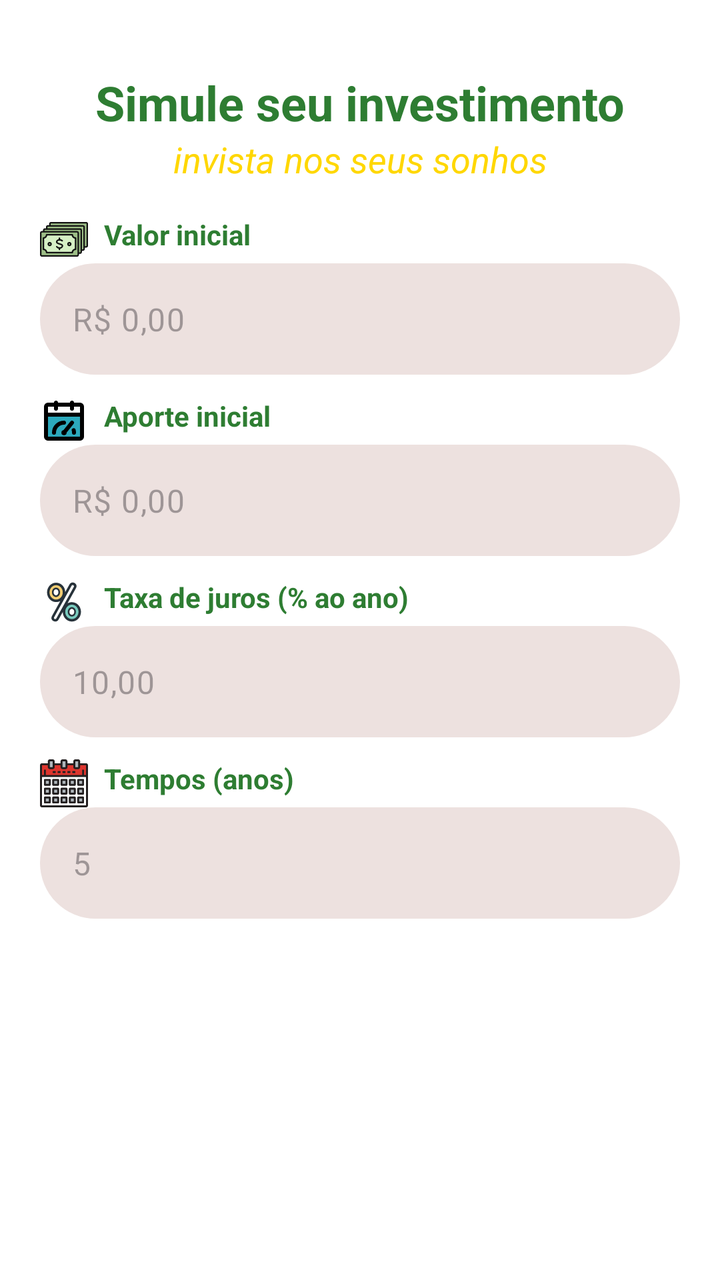
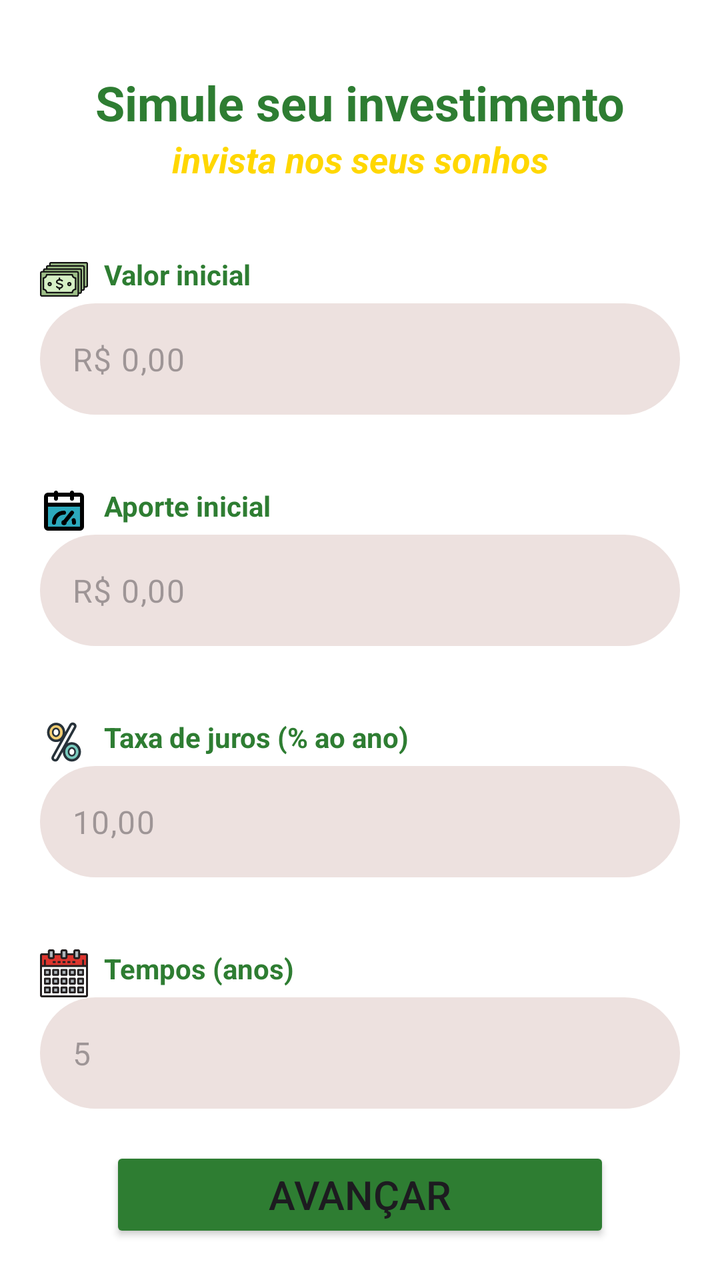

An Android layout rendered at two revisions. The XML below is the earlier revision; the diff shows what the commit changed to produce the second picture.
<!-- AndroidManifest.xml: application theme Theme.ZeniInvestment -->
<!-- res/layout/activity_calculate.xml -->
<?xml version="1.0" encoding="utf-8"?>
<androidx.constraintlayout.widget.ConstraintLayout xmlns:android="http://schemas.android.com/apk/res/android"
    xmlns:app="http://schemas.android.com/apk/res-auto"
    xmlns:tools="http://schemas.android.com/tools"
    android:id="@+id/main"
    android:layout_width="match_parent"
    android:layout_height="match_parent"
    tools:context=".calculate"
    android:background="@color/white">

    <com.google.android.material.textfield.TextInputLayout
        android:id="@+id/txt_input_money"
        android:layout_width="match_parent"
        android:layout_height="wrap_content"
        android:layout_marginTop="40dp"
        android:layout_marginStart="20dp"
        android:layout_marginEnd="20dp"
        app:hintEnabled="false"
        app:layout_constraintEnd_toEndOf="parent"
        app:layout_constraintStart_toStartOf="parent"
        app:layout_constraintTop_toBottomOf="@+id/txt_title_two">

        <com.google.android.material.textfield.TextInputEditText
            android:id="@+id/edt_money"
            android:layout_width="match_parent"
            android:layout_height="wrap_content"
            android:hint="@string/txt_input_money"
            android:background="@drawable/gradient_bg"
            android:inputType="numberDecimal"
            android:digits="0123456789,"
            android:maxLength="10"/>
    </com.google.android.material.textfield.TextInputLayout>

    <com.google.android.material.textfield.TextInputLayout
        android:id="@+id/txt_input_contribution"
        android:layout_width="match_parent"
        android:layout_height="wrap_content"
        app:hintEnabled="false"
        android:layout_marginStart="20dp"
        android:layout_marginTop="35dp"
        android:layout_marginEnd="20dp"
        app:layout_constraintEnd_toEndOf="parent"
        app:layout_constraintStart_toStartOf="parent"
        app:layout_constraintTop_toBottomOf="@+id/txt_input_money">

        <com.google.android.material.textfield.TextInputEditText
            android:id="@+id/edt_contribution"
            android:layout_width="match_parent"
            android:layout_height="wrap_content"
            android:hint="@string/txt_input_aporte"
            android:inputType="numberDecimal"
            android:digits="0123456789,"
            android:maxLength="10"
            android:background="@drawable/gradient_bg"/>
    </com.google.android.material.textfield.TextInputLayout>

    <TextView
        android:id="@+id/txt_title"
        android:layout_width="wrap_content"
        android:layout_height="wrap_content"
        android:text="@string/title_second_page"
        android:layout_marginTop="35dp"
        android:textStyle="bold"
        android:textSize="24sp"
        android:textColor="@color/green"
        app:layout_constraintEnd_toEndOf="parent"
        app:layout_constraintStart_toStartOf="parent"
        app:layout_constraintTop_toTopOf="parent" />

    <TextView
        android:id="@+id/txt_title_two"
        android:layout_width="wrap_content"
        android:layout_height="wrap_content"
        android:text="@string/sub_title_two_"
        android:textStyle="italic"
        android:textColor="@color/yellow"

        android:textSize="18sp"
        app:layout_constraintEnd_toEndOf="parent"
        app:layout_constraintStart_toStartOf="parent"
        app:layout_constraintTop_toBottomOf="@+id/txt_title" />

    <com.google.android.material.textfield.TextInputLayout
        android:id="@+id/txt_input_taxa"
        android:layout_width="match_parent"
        android:layout_height="wrap_content"
        app:layout_constraintEnd_toEndOf="parent"
        app:hintEnabled="false"
        android:layout_marginStart="20dp"
        android:layout_marginTop="35dp"
        android:layout_marginEnd="20dp"
        app:layout_constraintStart_toStartOf="parent"
        app:layout_constraintTop_toBottomOf="@+id/txt_input_contribution">

        <com.google.android.material.textfield.TextInputEditText
            android:id="@+id/edt_taxa"
            android:layout_width="match_parent"
            android:layout_height="wrap_content"
            android:hint="@string/txt_input_fees"
            android:inputType="numberDecimal"
            android:digits="0123456789,"
            android:maxLength="5"
            android:background="@drawable/gradient_bg"/>
    </com.google.android.material.textfield.TextInputLayout>

    <com.google.android.material.textfield.TextInputLayout
        android:id="@+id/txt_input_time"
        android:layout_width="match_parent"
        android:layout_height="wrap_content"
        app:hintEnabled="false"
        android:layout_marginStart="20dp"
        android:layout_marginTop="35dp"
        android:layout_marginEnd="20dp"
        app:layout_constraintEnd_toEndOf="parent"
        app:layout_constraintStart_toStartOf="parent"
        app:layout_constraintTop_toBottomOf="@+id/txt_input_taxa">

        <com.google.android.material.textfield.TextInputEditText
            android:id="@+id/edt_time"
            android:layout_width="match_parent"
            android:layout_height="wrap_content"
            android:hint="@string/txt_input_years"
            android:inputType="numberDecimal"
            android:digits="0123456789,"
            android:maxLength="4"
            android:background="@drawable/gradient_bg"/>
    </com.google.android.material.textfield.TextInputLayout>

    <TextView
        android:id="@+id/txt_money"
        android:layout_width="wrap_content"
        android:layout_height="wrap_content"
        android:layout_marginStart="20dp"
        android:text="@string/txt_value_init"
        android:textColor="@color/green"
        android:drawablePadding="8dp"
        android:textStyle="bold"
        app:drawableStartCompat="@drawable/money"
        app:layout_constraintBottom_toTopOf="@+id/txt_input_money"
        app:layout_constraintStart_toStartOf="parent"
         />

    <TextView
        android:id="@+id/txt_contribution"
        android:layout_width="wrap_content"
        android:layout_height="wrap_content"
        android:layout_marginStart="20dp"
        android:text="@string/txt_contribution"
        android:textColor="@color/green"
        android:drawablePadding="8dp"
        android:textStyle="bold"
        app:drawableStartCompat="@drawable/date"
        app:layout_constraintBottom_toTopOf="@+id/txt_input_contribution"
        app:layout_constraintStart_toStartOf="parent" />

    <TextView
        android:id="@+id/txt_fees"
        android:layout_width="wrap_content"
        android:layout_height="wrap_content"
        android:layout_marginStart="20dp"
        android:text="@string/txt_fees"
        android:textColor="@color/green"
        android:drawablePadding="8dp"
        android:textStyle="bold"
        app:drawableStartCompat="@drawable/percent"
        app:layout_constraintBottom_toTopOf="@+id/txt_input_taxa"
        app:layout_constraintStart_toStartOf="parent" />

    <TextView
        android:id="@+id/txt_years"
        android:layout_width="wrap_content"
        android:layout_height="wrap_content"
        android:layout_marginStart="20dp"
        android:text="@string/txt_years"
        android:textColor="@color/green"
        android:drawablePadding="8dp"
        android:textStyle="bold"
        app:drawableStartCompat="@drawable/calendar"
        app:layout_constraintBottom_toTopOf="@+id/txt_input_time"
        app:layout_constraintStart_toStartOf="parent" />

</androidx.constraintlayout.widget.ConstraintLayout>
<!-- resources referenced by this layout -->
<resources>
  <color name="green">#2E7D32</color>
  <color name="white">#FFFFFFFF</color>
  <color name="yellow">#FFD700</color>
  <!-- drawable calendar: vector/xml drawable (drawable, 7214 chars, omitted) -->
  <!-- drawable date (drawable) -->
  <vector xmlns:android="http://schemas.android.com/apk/res/android"
      android:width="24dp"
      android:height="24dp"
      android:viewportWidth="24"
      android:viewportHeight="24">
    <path
        android:pathData="M3,9H21a0,0 0,0 1,0 0V20a1,1 0,0 1,-1 1H4a1,1 0,0 1,-1 -1V9A0,0 0,0 1,3 9Z"
        android:strokeWidth="2"
        android:fillColor="#2CA9BC"/>
    <path
        android:pathData="M16.85,16.77A5,5 0,0 1,17 18"
        android:strokeLineJoin="round"
        android:strokeWidth="2"
        android:fillColor="#00000000"
        android:strokeColor="#000000"
        android:strokeLineCap="round"/>
    <path
        android:pathData="M7,18a5,5 0,0 1,5 -5"
        android:strokeLineJoin="round"
        android:strokeWidth="2"
        android:fillColor="#00000000"
        android:strokeColor="#000000"
        android:strokeLineCap="round"/>
    <path
        android:pathData="M20,21H4a1,1 0,0 1,-1 -1V9H21V20A1,1 0,0 1,20 21ZM21,5a1,1 0,0 0,-1 -1H4A1,1 0,0 0,3 5V9H21ZM16,3V6M8,3V6m4,12 l4,-5"
        android:strokeLineJoin="round"
        android:strokeWidth="2"
        android:fillColor="#00000000"
        android:strokeColor="#000000"
        android:strokeLineCap="round"/>
    <path
        android:pathData="M11.95,18L12.05,18"
        android:strokeLineJoin="round"
        android:strokeWidth="2.5"
        android:fillColor="#00000000"
        android:strokeColor="#000000"
        android:strokeLineCap="round"/>
  </vector>
  <!-- drawable gradient_bg (drawable) -->
  <?xml version="1.0" encoding="utf-8"?>
  <shape xmlns:android="http://schemas.android.com/apk/res/android">
      <solid android:color="@color/gray" />
      <corners android:radius="45dp" />
  </shape>
  <!-- drawable money: vector/xml drawable (drawable, 5405 chars, omitted) -->
  <!-- drawable percent: vector/xml drawable (drawable, 2320 chars, omitted) -->
  <string name="sub_title_two_">invista nos seus sonhos</string>
  <string name="title_second_page">Simule seu investimento</string>
  <string name="txt_contribution">Aporte inicial</string>
  <string name="txt_fees">Taxa de juros (% ao ano)</string>
  <string name="txt_input_aporte">R$ 0,00</string>
  <string name="txt_input_fees">10,00</string>
  <string name="txt_input_money">R$ 0,00</string>
  <string name="txt_input_years">5</string>
  <string name="txt_value_init">Valor inicial</string>
  <string name="txt_years">Tempos (anos)</string>
  <style name="Theme.ZeniInvestment" parent="Base.Theme.ZeniInvestment" />
  <color name="gray">#EDE1DF</color>
  <style name="Base.Theme.ZeniInvestment" parent="Theme.Material3.DayNight.NoActionBar">
          
          
      </style>
</resources>

<!-- the commit's change to res/layout/activity_calculate.xml (unified diff, before → after) -->
@@ -5,14 +5,14 @@
     android:id="@+id/main"
     android:layout_width="match_parent"
     android:layout_height="match_parent"
-    tools:context=".calculate"
+    tools:context=".Calculate"
     android:background="@color/white">
 
     <com.google.android.material.textfield.TextInputLayout
         android:id="@+id/txt_input_money"
         android:layout_width="match_parent"
         android:layout_height="wrap_content"
-        android:layout_marginTop="40dp"
+        android:layout_marginTop="60dp"
         android:layout_marginStart="20dp"
         android:layout_marginEnd="20dp"
         app:hintEnabled="false"
@@ -37,7 +37,7 @@
         android:layout_height="wrap_content"
         app:hintEnabled="false"
         android:layout_marginStart="20dp"
-        android:layout_marginTop="35dp"
+        android:layout_marginTop="60dp"
         android:layout_marginEnd="20dp"
         app:layout_constraintEnd_toEndOf="parent"
         app:layout_constraintStart_toStartOf="parent"
@@ -72,7 +72,7 @@
         android:layout_width="wrap_content"
         android:layout_height="wrap_content"
         android:text="@string/sub_title_two_"
-        android:textStyle="italic"
+        android:textStyle="italic|bold"
         android:textColor="@color/yellow"
 
         android:textSize="18sp"
@@ -87,7 +87,7 @@
         app:layout_constraintEnd_toEndOf="parent"
         app:hintEnabled="false"
         android:layout_marginStart="20dp"
-        android:layout_marginTop="35dp"
+        android:layout_marginTop="60dp"
         android:layout_marginEnd="20dp"
         app:layout_constraintStart_toStartOf="parent"
         app:layout_constraintTop_toBottomOf="@+id/txt_input_contribution">
@@ -109,7 +109,7 @@
         android:layout_height="wrap_content"
         app:hintEnabled="false"
         android:layout_marginStart="20dp"
-        android:layout_marginTop="35dp"
+        android:layout_marginTop="60dp"
         android:layout_marginEnd="20dp"
         app:layout_constraintEnd_toEndOf="parent"
         app:layout_constraintStart_toStartOf="parent"
@@ -179,4 +179,16 @@
         app:layout_constraintBottom_toTopOf="@+id/txt_input_time"
         app:layout_constraintStart_toStartOf="parent" />
 
+    <Button
+        android:id="@+id/btn_calc"
+        android:layout_width="250dp"
+        android:layout_height="wrap_content"
+        android:backgroundTint="@color/green"
+        android:text="@string/btn_advance"
+        android:textSize="20sp"
+        app:layout_constraintBottom_toBottomOf="parent"
+        app:layout_constraintEnd_toEndOf="parent"
+        app:layout_constraintStart_toStartOf="parent"
+        app:layout_constraintTop_toBottomOf="@+id/txt_input_time" />
+
 </androidx.constraintlayout.widget.ConstraintLayout>
<!-- resource entries referenced after the edit -->
@@ -51,6 +51,7 @@
   </shape>
   <!-- drawable money: vector/xml drawable (drawable, 5405 chars, omitted) -->
   <!-- drawable percent: vector/xml drawable (drawable, 2320 chars, omitted) -->
+  <string name="btn_advance">Avançar</string>
   <string name="sub_title_two_">invista nos seus sonhos</string>
   <string name="title_second_page">Simule seu investimento</string>
   <string name="txt_contribution">Aporte inicial</string>
